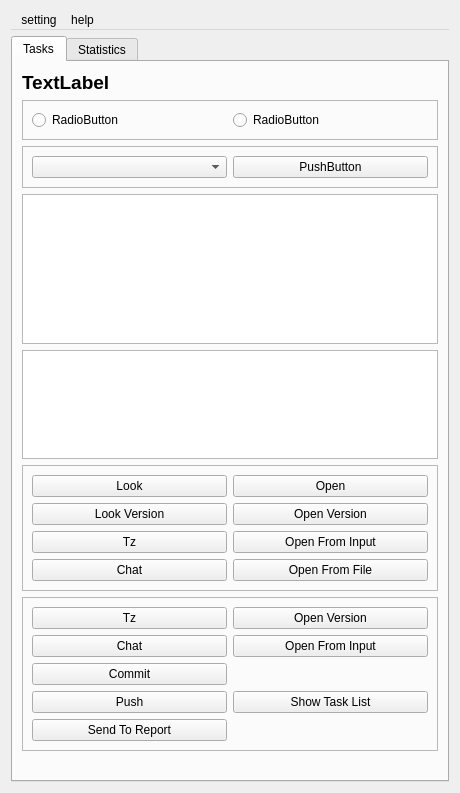
Old version of the form ui/lineyka_user.ui in the repository volodya-renderberg/lineyka.
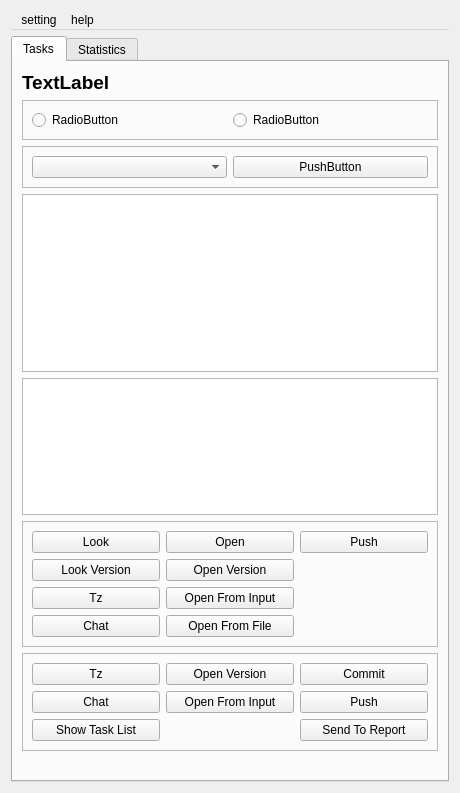
New version of the form.

Commit message: user_ui - доп кнопочки пуш и прочее

Patch:
```diff
--- a/ui/lineyka_user.ui
+++ b/ui/lineyka_user.ui
@@ -131,7 +131,7 @@
          <property name="maximumSize">
           <size>
            <width>16777215</width>
-           <height>146</height>
+           <height>166</height>
           </size>
          </property>
          <property name="frameShape">
@@ -197,6 +197,13 @@
             </property>
            </widget>
           </item>
+		  <item row="0" column="2">
+           <widget class="QPushButton" name="push_button_2">
+            <property name="text">
+             <string>Push</string>
+            </property>
+           </widget>
+          </item>
          </layout>
         </widget>
        </item>
@@ -215,14 +222,14 @@
           <enum>QFrame::Raised</enum>
          </property>
          <layout class="QGridLayout" name="gridLayout_2">
-          <item row="2" column="0">
+          <item row="0" column="2">
            <widget class="QPushButton" name="commit_button">
             <property name="text">
              <string>Commit</string>
             </property>
            </widget>
           </item>
-		  <item row="3" column="0">
+		  <item row="1" column="2">
            <widget class="QPushButton" name="push_button">
             <property name="text">
              <string>Push</string>
@@ -250,7 +257,7 @@
             </property>
            </widget>
           </item>
-          <item row="4" column="0">
+          <item row="2" column="2">
            <widget class="QPushButton" name="report_button">
             <property name="text">
              <string>Send To Report</string>
@@ -264,7 +271,7 @@
             </property>
            </widget>
           </item>
-          <item row="3" column="1">
+          <item row="2" column="0">
            <widget class="QPushButton" name="show_task_list_button">
             <property name="text">
              <string>Show Task List</string>
```
